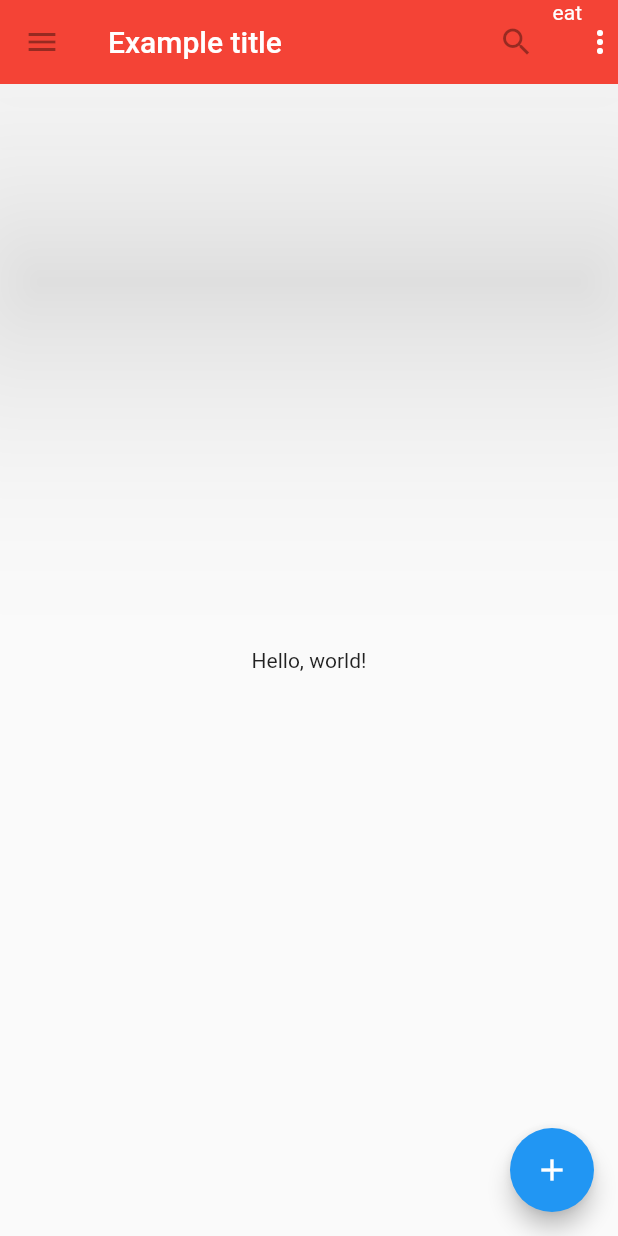
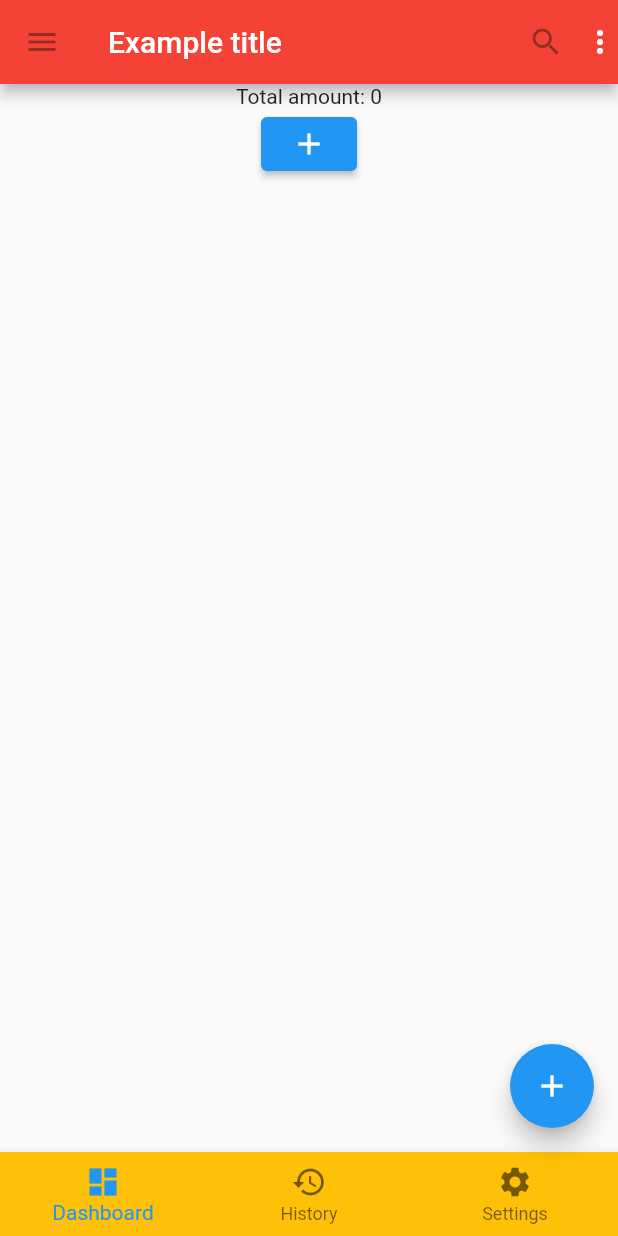
Before and after one commit to mecarito/smartstock-mobile, a Flutter app: the screen it shows after launch, on a phone screen of 412 x 824 dp. Run offline on Flutter 3.47's test engine with Material 2 defaults, Android fonts, the phone set to English and light mode, and no system bars.

Commit message:
fixed bug

```diff
--- a/lib/main.dart
+++ b/lib/main.dart
@@ -9,35 +9,47 @@ class MyApp extends StatelessWidget {
       // theme: ThemeData.dark(),
       title: 'Material App',
       home: Scaffold(
+
         appBar: AppBar(
-
           leading: IconButton(
             icon: Icon(Icons.menu),
             tooltip: 'Navigation menu',
             onPressed: null,
           ),
           title: Text('Example title'),
+
           backgroundColor: Colors.red,
-        elevation: 80,
           actions: <Widget>[
             IconButton(
               icon: Icon(Icons.search),
               tooltip: 'Search',
               onPressed: null,
             ),
-          Text('eat'),
             Icon(Icons.more_vert)
           ],
         ),
         // body is the majority of the screen.
-      body: Center(
-        child: Text('Hello, world!'),
-      ),
+        body: Center(child: Counter()),
         floatingActionButton: FloatingActionButton(
           tooltip: 'Add', // used by assistive technologies
           child: Icon(Icons.add),
           onPressed: null,
         ),
+        bottomNavigationBar:
+            BottomNavigationBar(backgroundColor: Colors.amber, items: [
+          BottomNavigationBarItem(
+              icon: Icon(Icons.dashboard),
+              label: 'Dashboard',
+              backgroundColor: Colors.green),
+          BottomNavigationBarItem(
+              icon: Icon(Icons.history),
+              label: 'History',
+              backgroundColor: Colors.green),
+          BottomNavigationBarItem(
+              icon: Icon(Icons.settings),
+              label: 'Settings',
+              backgroundColor: Colors.green)
+        ]),
 
         drawer: Center(
           child: Text('i am comming'),
@@ -47,23 +59,32 @@ class MyApp extends StatelessWidget {
   }
 }
 
-class Some extends StatelessWidget {
+class Counter extends StatefulWidget {
+  Counter({Key key}) : super(key: key);
+
+  @override
+  _CounterState createState() => _CounterState();
+}
+
+class _CounterState extends State<Counter> {
+  int count = 0;
+
+  void addition() {
+    setState(() {
+      ++count;
+    });
+  }
+
   @override
   Widget build(BuildContext context) {
-    return Container(
-        child: Column(
+    return Column(
       children: [
-            IconButton(
-                icon: Icon(Icons.dashboard),
-                tooltip: 'dashboard',
-                onPressed: null),
+        Text('Total amount: $count'),
+        ElevatedButton(
+          onPressed: addition,
+          child: Icon(Icons.add),
+        )
       ],
-        ),
-        decoration: BoxDecoration(
-            color: Colors.lightBlue,
-            borderRadius: BorderRadius.all(Radius.circular(25))),
-        width: 120,
-        height: 120,
-        padding: EdgeInsets.all(30));
+    );
   }
 }
```
Lines whose indentation alone changed are shown as unchanged.
